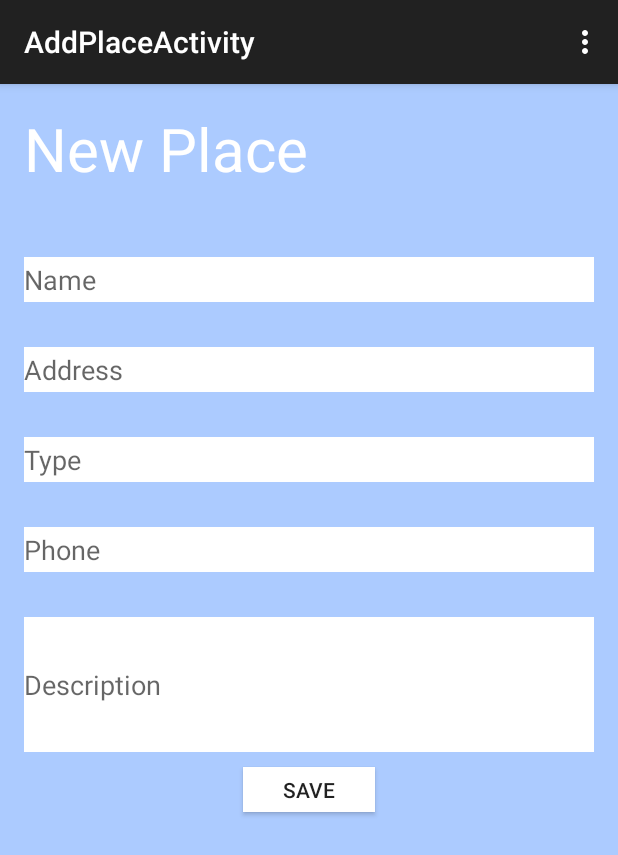
After one commit to hieunguyen725/MyPlaces, an Android app: the AddPlaceActivity screen opened directly, with no data from a screen before it, on a phone screen of 412 x 824 dp. The commit adds this screen. Shown: the top 855 px of the screen. Run offline under Robolectric (Android 15) with nearby library versions, the phone set to English and light mode, and no system bars.

```diff
--- /dev/null
+++ b/app/src/main/java/controller/AddPlaceActivity.java
@@ -0,0 +1,39 @@
+package controller;
+
+import android.support.v7.app.AppCompatActivity;
+import android.os.Bundle;
+import android.view.Menu;
+import android.view.MenuItem;
+
+import com.example.hieunguyen725.myplaces.R;
+
+public class AddPlaceActivity extends AppCompatActivity {
+
+    @Override
+    protected void onCreate(Bundle savedInstanceState) {
+        super.onCreate(savedInstanceState);
+        setContentView(R.layout.activity_add_place);
+    }
+
+    @Override
+    public boolean onCreateOptionsMenu(Menu menu) {
+        // Inflate the menu; this adds items to the action bar if it is present.
+        getMenuInflater().inflate(R.menu.menu_add_place, menu);
+        return true;
+    }
+
+    @Override
+    public boolean onOptionsItemSelected(MenuItem item) {
+        // Handle action bar item clicks here. The action bar will
+        // automatically handle clicks on the Home/Up button, so long
+        // as you specify a parent activity in AndroidManifest.xml.
+        int id = item.getItemId();
+
+        //noinspection SimplifiableIfStatement
+        if (id == R.id.action_settings) {
+            return true;
+        }
+
+        return super.onOptionsItemSelected(item);
+    }
+}
--- a/app/src/main/java/model/User.java
+++ b/app/src/main/java/model/User.java
@@ -43,4 +43,8 @@ public class User {
     public void setUsername(String username) {
         this.username = username;
     }
+
+    public String toString() {
+        return username;
+    }
 }
--- /dev/null
+++ b/app/src/main/res/layout/activity_add_place.xml
@@ -0,0 +1,82 @@
+<RelativeLayout xmlns:android="http://schemas.android.com/apk/res/android"
+    xmlns:tools="http://schemas.android.com/tools" android:layout_width="match_parent"
+    android:layout_height="match_parent" android:paddingLeft="@dimen/activity_horizontal_margin"
+    android:paddingRight="@dimen/activity_horizontal_margin"
+    android:paddingTop="@dimen/activity_vertical_margin"
+    android:paddingBottom="@dimen/activity_vertical_margin"
+    tools:context="controller.AddPlaceActivity"
+    android:background="#accbff">
+
+    <TextView
+        android:layout_width="wrap_content"
+        android:layout_height="wrap_content"
+        android:textAppearance="?android:attr/textAppearanceLarge"
+        android:text="New Place"
+        android:id="@+id/addPlace_title"
+        android:textColor="@android:color/white"
+        android:textSize="40sp"
+        android:layout_alignParentTop="true"
+        android:layout_alignParentLeft="true"
+        android:layout_alignParentStart="true" />
+
+    <EditText
+        android:layout_width="match_parent"
+        android:layout_height="30dp"
+        android:id="@+id/addPlace_name_input"
+        android:layout_below="@+id/addPlace_title"
+        android:layout_centerHorizontal="true"
+        android:layout_marginTop="45dp"
+        android:background="@android:color/white"
+        android:hint="Name" />
+
+    <EditText
+        android:layout_width="match_parent"
+        android:layout_height="30dp"
+        android:id="@+id/addPlace_address_input"
+        android:layout_below="@+id/addPlace_name_input"
+        android:layout_centerHorizontal="true"
+        android:layout_marginTop="30dp"
+        android:hint="Address"
+        android:background="@android:color/white" />
+
+    <EditText
+        android:layout_width="match_parent"
+        android:layout_height="30dp"
+        android:id="@+id/addPlace_type_input"
+        android:background="@android:color/white"
+        android:layout_below="@+id/addPlace_address_input"
+        android:layout_alignParentLeft="true"
+        android:layout_alignParentStart="true"
+        android:layout_marginTop="30dp"
+        android:hint="Type" />
+
+    <EditText
+        android:layout_width="match_parent"
+        android:layout_height="30dp"
+        android:id="@+id/addPlace_phone_input"
+        android:layout_below="@+id/addPlace_type_input"
+        android:layout_centerHorizontal="true"
+        android:layout_marginTop="30dp"
+        android:background="@android:color/white"
+        android:hint="Phone" />
+
+    <EditText
+        android:layout_width="match_parent"
+        android:layout_height="90dp"
+        android:id="@+id/addPlace_description_input"
+        android:layout_below="@+id/addPlace_phone_input"
+        android:layout_centerHorizontal="true"
+        android:layout_marginTop="30dp"
+        android:background="@android:color/white"
+        android:hint="Description" />
+
+    <Button
+        android:layout_width="wrap_content"
+        android:layout_height="30dp"
+        android:text="Save"
+        android:id="@+id/addPlace_save_button"
+        android:layout_below="@+id/addPlace_description_input"
+        android:layout_centerHorizontal="true"
+        android:background="@android:color/white"
+        android:layout_marginTop="10dp" />
+</RelativeLayout>
--- a/app/src/main/res/layout/activity_log_in.xml
+++ b/app/src/main/res/layout/activity_log_in.xml
@@ -40,7 +40,8 @@
         android:layout_below="@+id/login_password"
         android:layout_centerHorizontal="true"
         android:layout_marginTop="28dp"
-        android:background="#ffffff" />
+        android:background="#ffffff"
+        android:onClick="loginOnClick" />
 
     <Button
         style="?android:attr/buttonStyleSmall"
@@ -50,7 +51,8 @@
         android:id="@+id/login_create_account"
         android:layout_alignParentBottom="true"
         android:layout_centerHorizontal="true"
-        android:background="#ffffff" />
+        android:background="#ffffff"
+        android:onClick="createAccountOnClick" />
 
     <TextView
         android:layout_width="wrap_content"
--- a/app/src/main/res/layout/activity_register.xml
+++ b/app/src/main/res/layout/activity_register.xml
@@ -40,7 +40,8 @@
         android:layout_centerVertical="true"
         android:layout_centerHorizontal="true"
         android:background="@android:color/white"
-        android:hint="Password" />
+        android:hint="Password"
+        android:layout_marginTop="30dp" />
 
     <EditText
         android:layout_width="match_parent"
@@ -65,5 +66,6 @@
         android:layout_centerHorizontal="true"
         android:layout_marginTop="47dp"
         android:hint="Create"
-        android:background="@android:color/white" />
+        android:background="@android:color/white"
+        android:onClick="createButtonOnClick" />
 </RelativeLayout>
--- /dev/null
+++ b/app/src/main/res/menu/menu_add_place.xml
@@ -0,0 +1,7 @@
+<menu xmlns:android="http://schemas.android.com/apk/res/android"
+    xmlns:app="http://schemas.android.com/apk/res-auto"
+    xmlns:tools="http://schemas.android.com/tools"
+    tools:context="controller.AddPlaceActivity">
+    <item android:id="@+id/action_settings" android:title="@string/action_settings"
+        android:orderInCategory="100" app:showAsAction="never" />
+</menu>
--- a/app/src/main/res/values/strings.xml
+++ b/app/src/main/res/values/strings.xml
@@ -9,4 +9,5 @@
     <string name="title_activity_nearby_search">NearbySearchActivity</string>
     <string name="title_activity_related_search">RelatedSearchActivity</string>
     <string name="title_activity_my_places">MyPlacesActivity</string>
+    <string name="title_activity_add_place">AddPlaceActivity</string>
 </resources>
```
Also changed, not shown: app/src/main/AndroidManifest.xml (+11 -6 lines), app/src/main/java/controller/LogInActivity.java (+54 -1 lines), app/src/main/java/controller/MainActivity.java (+34 -0 lines), app/src/main/java/controller/RegisterActivity.java (+44 -1 lines), app/src/main/java/database/DBOpenHelper.java (added, +81 -0 lines), app/src/main/java/database/UserDataSource.java (added, +65 -0 lines), app/src/main/java/model/Place.java (+19 -6 lines), app/src/main/res/layout/activity_my_places.xml (+19 -1 lines), app/src/main/res/layout/activity_related_search.xml (+9 -0 lines).
